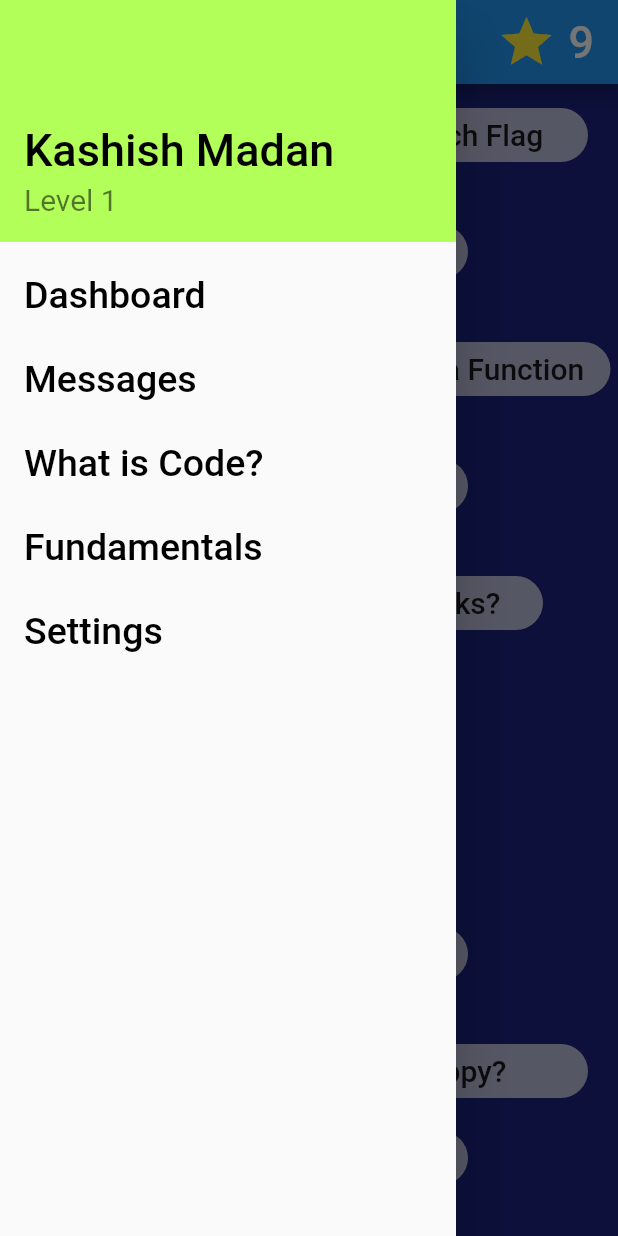
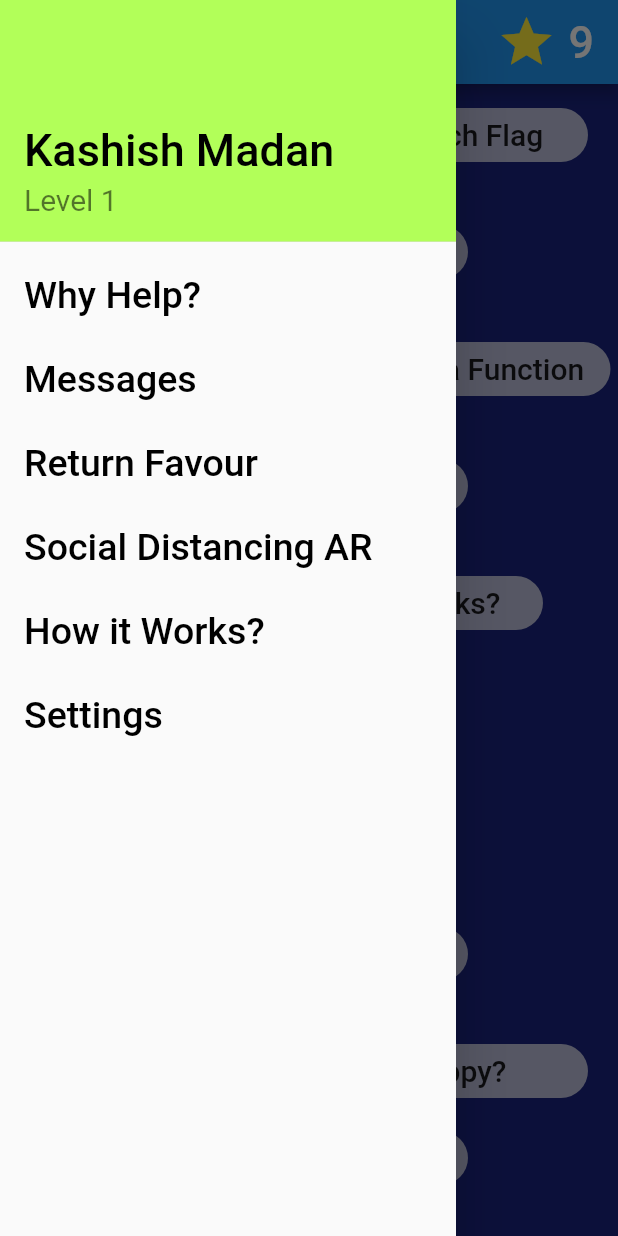
Before and after one commit to kashishmadan/dhanyawad-HackOn, a Flutter app: the screen it shows after launch, with the side drawer open, on a phone screen of 412 x 824 dp. Run offline on Flutter 3.47's test engine with Material 2 defaults, Android fonts, the phone set to English and light mode, and no system bars.

Commit message:
Add changes

```diff
--- a/lib/homescreen.dart
+++ b/lib/homescreen.dart
@@ -1,4 +1,6 @@
+import 'package:dhanyawad/randomquote.dart';
 import 'package:flutter/material.dart';
+import 'randomquote.dart';
 //import 'package:gradient_app_bar/gradient_app_bar.dart';
 class HomeScreen extends StatefulWidget {
   @override
@@ -31,19 +33,30 @@ class _HomeScreenState extends State<HomeScreen> {
               ),
             ),
             ListTile(
-              title: Text('Dashboard',style: TextStyle(fontSize: 25,color: Colors.black),),
-              onTap: (){},
+              title: Text('Why Help?',style: TextStyle(fontSize: 25,color: Colors.black),),
+              onTap: (){
+                Navigator.push(
+              context,
+              MaterialPageRoute(
+                  builder: (context) => RandomQuotes(),
+                  ),
+            );
+              },
             ),
             ListTile(
               title: Text('Messages',style: TextStyle(fontSize: 25,color: Colors.black),),
               onTap: (){},
             ),
             ListTile(
-              title: Text('What is Code?',style: TextStyle(fontSize: 25,color: Colors.black),),
+              title: Text('Return Favour',style: TextStyle(fontSize: 25,color: Colors.black),),
               onTap: (){},
             ),
             ListTile(
-              title: Text('Fundamentals',style: TextStyle(fontSize: 25,color: Colors.black),),
+              title: Text('Social Distancing AR',style: TextStyle(fontSize: 25,color: Colors.black),),
+              onTap: (){},
+            ),
+            ListTile(
+              title: Text('How it Works?',style: TextStyle(fontSize: 25,color: Colors.black),),
               onTap: (){},
             ),
             ListTile(
```
